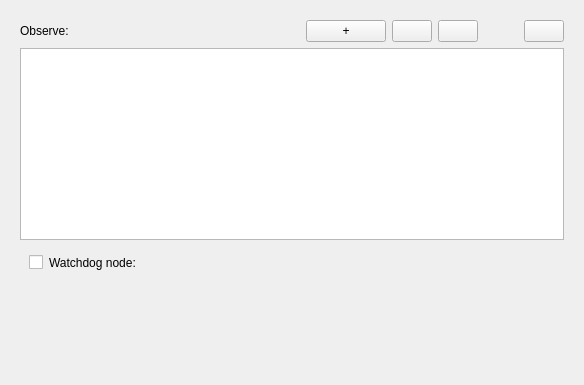
The window that ToolWatchdog/Resources/UI/qSlicerToolWatchdogModuleWidget.ui (SlicerIGT/SlicerIGT) describes before a commit, drawn with Qt 5.
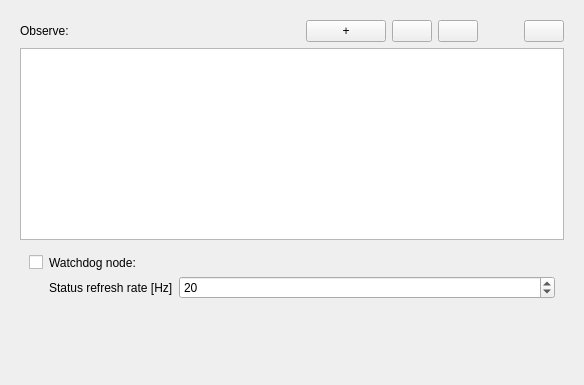
The same window after the commit. Custom widgets are drawn as their Qt base class.

Commit message: re SlicerIGT/SlicerIGT#18 re #102 status refresh rate change at advance node attributes

Diff of the .ui file:
```diff
--- a/ToolWatchdog/Resources/UI/qSlicerToolWatchdogModuleWidget.ui
+++ b/ToolWatchdog/Resources/UI/qSlicerToolWatchdogModuleWidget.ui
@@ -194,6 +194,29 @@
              </property>
             </widget>
            </item>
+           <item row="2" column="1">
+            <widget class="QLabel" name="label">
+             <property name="text">
+              <string>Status refresh rate [Hz]</string>
+             </property>
+            </widget>
+           </item>
+           <item row="2" column="2">
+            <widget class="QSpinBox" name="StatusRefreshRateSpinBox">
+             <property name="minimum">
+              <number>1</number>
+             </property>
+             <property name="maximum">
+              <number>200</number>
+             </property>
+             <property name="singleStep">
+              <number>20</number>
+             </property>
+             <property name="value">
+              <number>20</number>
+             </property>
+            </widget>
+           </item>
           </layout>
          </item>
         </layout>
```
The commit also changes 2 other files.
